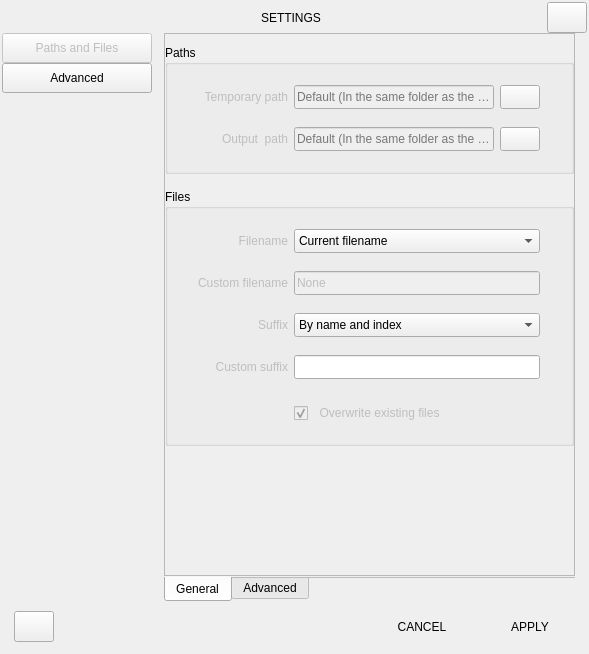
Before: the Qt Designer form app/settings.ui in CineEncoder/cine-encoder, drawn with Qt 5.
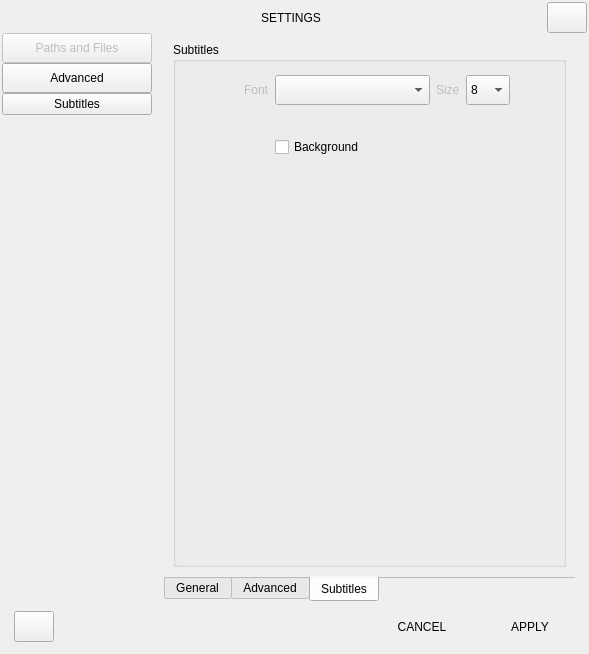
After: the same form once the commit is applied. Icons and pictures are not drawn.

Commit message:
Working on font settings for subtitles hard-burn
Just working on the UI. Code for the hard-burn is pending..... Qt code is not my forte....

Patch:
```diff
--- a/app/settings.ui
+++ b/app/settings.ui
@@ -180,6 +180,13 @@
                 </property>
                </widget>
               </item>
+              <item>
+               <widget class="QPushButton" name="buttonTab_3">
+                <property name="text">
+                 <string>Subtitles</string>
+                </property>
+               </widget>
+              </item>
               <item>
                <spacer name="verticalSpacer_13">
                 <property name="orientation">
@@ -201,7 +208,7 @@
                <enum>QTabWidget::South</enum>
               </property>
               <property name="currentIndex">
-               <number>0</number>
+               <number>2</number>
               </property>
               <property name="documentMode">
                <bool>true</bool>
@@ -1482,6 +1489,226 @@
                 </item>
                </layout>
               </widget>
+              <widget class="QWidget" name="tab_3">
+               <attribute name="title">
+                <string>Subtitles</string>
+               </attribute>
+               <layout class="QGridLayout" name="gridLayout_10">
+                <item row="0" column="0">
+                 <layout class="QGridLayout" name="gridLayout_12">
+                  <item row="0" column="0">
+                   <widget class="QGroupBox" name="groupBox">
+                    <property name="title">
+                     <string>Subtitles</string>
+                    </property>
+                    <widget class="QWidget" name="layoutWidget">
+                     <property name="geometry">
+                      <rect>
+                       <x>0</x>
+                       <y>30</y>
+                       <width>407</width>
+                       <height>111</height>
+                      </rect>
+                     </property>
+                     <layout class="QGridLayout" name="gridLayout_21">
+                      <property name="leftMargin">
+                       <number>0</number>
+                      </property>
+                      <property name="topMargin">
+                       <number>0</number>
+                      </property>
+                      <property name="rightMargin">
+                       <number>0</number>
+                      </property>
+                      <item row="1" column="2">
+                       <spacer name="verticalSpacer_19">
+                        <property name="orientation">
+                         <enum>Qt::Vertical</enum>
+                        </property>
+                        <property name="sizeType">
+                         <enum>QSizePolicy::Fixed</enum>
+                        </property>
+                        <property name="sizeHint" stdset="0">
+                         <size>
+                          <width>20</width>
+                          <height>18</height>
+                         </size>
+                        </property>
+                       </spacer>
+                      </item>
+                      <item row="0" column="3">
+                       <widget class="QLabel" name="label_subtitle_fontSize">
+                        <property name="enabled">
+                         <bool>false</bool>
+                        </property>
+                        <property name="text">
+                         <string>Size</string>
+                        </property>
+                       </widget>
+                      </item>
+                      <item row="3" column="2">
+                       <spacer name="verticalSpacer_18">
+                        <property name="orientation">
+                         <enum>Qt::Vertical</enum>
+                        </property>
+                        <property name="sizeType">
+                         <enum>QSizePolicy::Fixed</enum>
+                        </property>
+                        <property name="sizeHint" stdset="0">
+                         <size>
+                          <width>20</width>
+                          <height>18</height>
+                         </size>
+                        </property>
+                       </spacer>
+                      </item>
+                      <item row="0" column="5">
+                       <spacer name="horizontalSpacer_16">
+                        <property name="orientation">
+                         <enum>Qt::Horizontal</enum>
+                        </property>
+                        <property name="sizeHint" stdset="0">
+                         <size>
+                          <width>40</width>
+                          <height>20</height>
+                         </size>
+                        </property>
+                       </spacer>
+                      </item>
+                      <item row="0" column="1">
+                       <widget class="QLabel" name="label_subtitlefont">
+                        <property name="enabled">
+                         <bool>false</bool>
+                        </property>
+                        <property name="text">
+                         <string>Font</string>
+                        </property>
+                       </widget>
+                      </item>
+                      <item row="0" column="4">
+                       <widget class="QComboBox" name="comboBox_subtitles_fontsize">
+                        <property name="sizePolicy">
+                         <sizepolicy hsizetype="Minimum" vsizetype="Fixed">
+                          <horstretch>0</horstretch>
+                          <verstretch>0</verstretch>
+                         </sizepolicy>
+                        </property>
+                        <property name="minimumSize">
+                         <size>
+                          <width>30</width>
+                          <height>24</height>
+                         </size>
+                        </property>
+                        <property name="maximumSize">
+                         <size>
+                          <width>50</width>
+                          <height>30</height>
+                         </size>
+                        </property>
+                        <item>
+                         <property name="text">
+                          <string notr="true">8</string>
+                         </property>
+                        </item>
+                        <item>
+                         <property name="text">
+                          <string notr="true">9</string>
+                         </property>
+                        </item>
+                        <item>
+                         <property name="text">
+                          <string notr="true">10</string>
+                         </property>
+                        </item>
+                        <item>
+                         <property name="text">
+                          <string notr="true">11</string>
+                         </property>
+                        </item>
+                        <item>
+                         <property name="text">
+                          <string notr="true">12</string>
+                         </property>
+                        </item>
+                       </widget>
+                      </item>
+                      <item row="2" column="2">
+                       <widget class="QCheckBox" name="checkBox_subtitles_background">
+                        <property name="enabled">
+                         <bool>true</bool>
+                        </property>
+                        <property name="sizePolicy">
+                         <sizepolicy hsizetype="Minimum" vsizetype="Fixed">
+                          <horstretch>0</horstretch>
+                          <verstretch>0</verstretch>
+                         </sizepolicy>
+                        </property>
+                        <property name="maximumSize">
+                         <size>
+                          <width>600</width>
+                          <height>30</height>
+                         </size>
+                        </property>
+                        <property name="styleSheet">
+                         <string notr="true"/>
+                        </property>
+                        <property name="text">
+                         <string>Background</string>
+                        </property>
+                        <property name="checkable">
+                         <bool>true</bool>
+                        </property>
+                        <property name="checked">
+                         <bool>false</bool>
+                        </property>
+                       </widget>
+                      </item>
+                      <item row="0" column="0">
+                       <spacer name="horizontalSpacer_12">
+                        <property name="orientation">
+                         <enum>Qt::Horizontal</enum>
+                        </property>
+                        <property name="sizeType">
+                         <enum>QSizePolicy::Expanding</enum>
+                        </property>
+                        <property name="sizeHint" stdset="0">
+                         <size>
+                          <width>40</width>
+                          <height>20</height>
+                         </size>
+                        </property>
+                       </spacer>
+                      </item>
+                      <item row="0" column="2">
+                       <widget class="QComboBox" name="comboBox_subtitles_font">
+                        <property name="sizePolicy">
+                         <sizepolicy hsizetype="Preferred" vsizetype="Fixed">
+                          <horstretch>0</horstretch>
+                          <verstretch>0</verstretch>
+                         </sizepolicy>
+                        </property>
+                        <property name="minimumSize">
+                         <size>
+                          <width>155</width>
+                          <height>24</height>
+                         </size>
+                        </property>
+                        <property name="maximumSize">
+                         <size>
+                          <width>155</width>
+                          <height>30</height>
+                         </size>
+                        </property>
+                       </widget>
+                      </item>
+                     </layout>
+                    </widget>
+                   </widget>
+                  </item>
+                 </layout>
+                </item>
+               </layout>
+              </widget>
              </widget>
             </item>
            </layout>
```
The commit also changes 4 other files.
